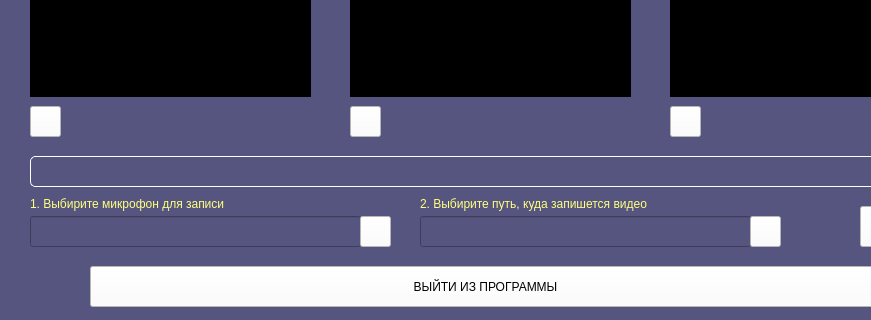
The window that GUI/main.ui (dimanchik79/ScoolCam) describes before a commit, drawn with Qt 5; both pictures show x 0 to 871 and y 544 to 864 of the 982 by 864 pixel window.
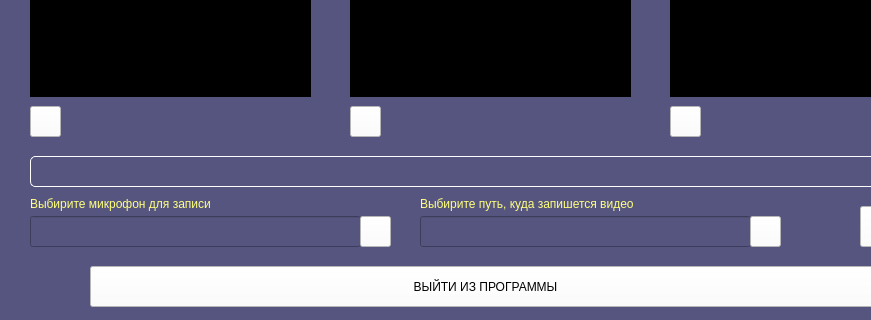
The same window after the commit. Icons and pictures are not drawn.

What changed in the file:
```diff
--- a/GUI/main.ui
+++ b/GUI/main.ui
@@ -32,7 +32,7 @@
      <rect>
       <x>30</x>
       <y>740</y>
-      <width>321</width>
+      <width>331</width>
       <height>16</height>
      </rect>
     </property>
@@ -40,7 +40,7 @@
      <string notr="true">color: rgb(255, 255, 127)</string>
     </property>
     <property name="text">
-     <string>1. Выбирите микрофон для записи</string>
+     <string>Выбирите микрофон для записи</string>
     </property>
    </widget>
    <widget class="QLineEdit" name="mic">
@@ -92,7 +92,7 @@
      <string notr="true">color: rgb(255, 255, 127);</string>
     </property>
     <property name="text">
-     <string>2. Выбирите путь, куда запишется видео</string>
+     <string>Выбирите путь, куда запишется видео</string>
     </property>
    </widget>
    <widget class="QLineEdit" name="path">
```
Left out of the diff: 56 changed lines with no effect on the pictures.
